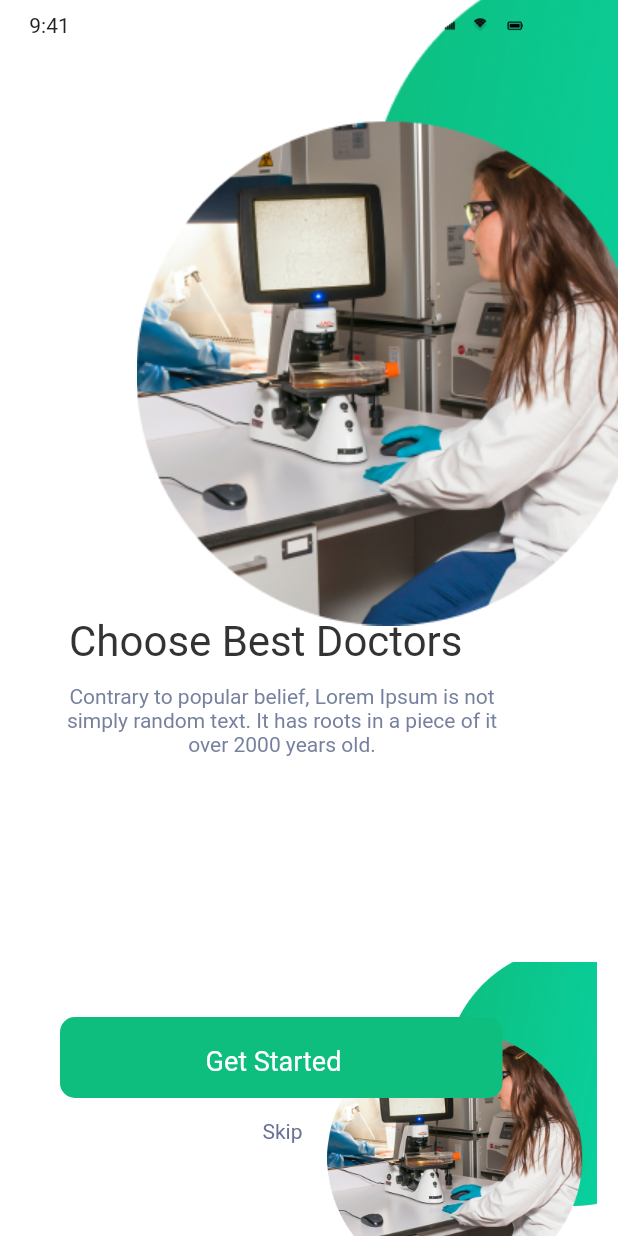
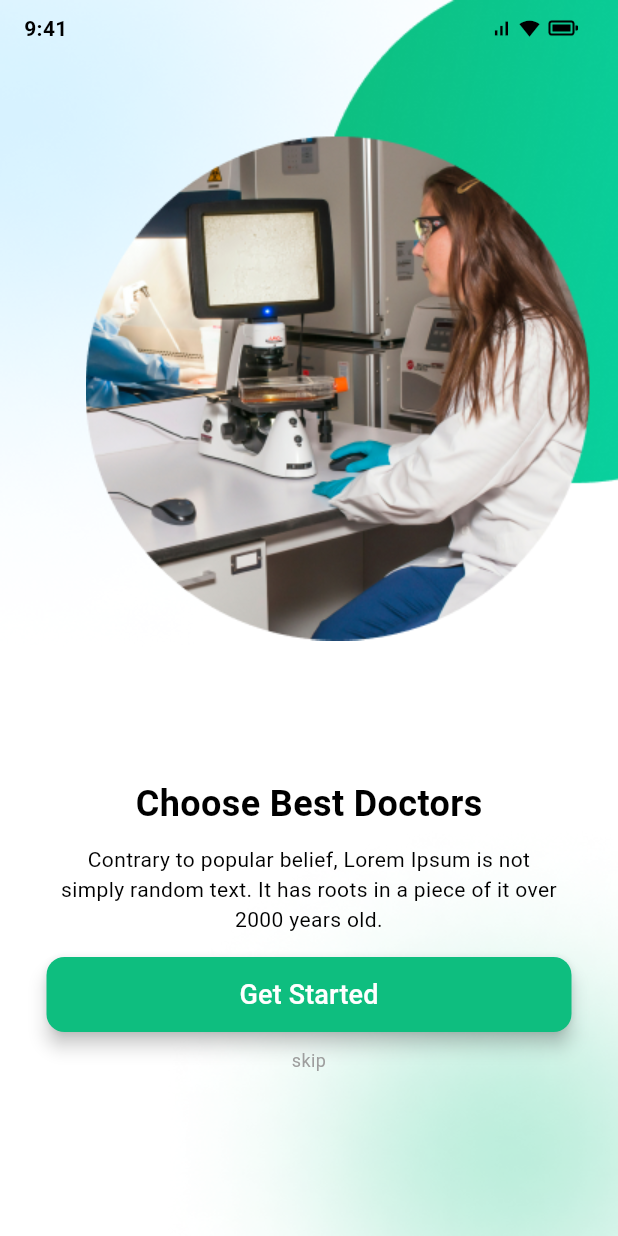
Before and after one commit to bangpaik/SLICING-UI, a Flutter app: the screen it shows after launch, after a tap on "Get Started", on a phone screen of 412 x 824 dp. Run offline on Flutter 3.47's test engine with Material 3 defaults, Android fonts, the phone set to English and light mode, and no system bars; Roboto replaces fonts that are missing (Rubik-Bold, Rubik-Medium, Rubik-Regular).

Commit message:
update fix

```diff
--- a/slicing_ui/lib/screen_pages/2on_boarding1.dart
+++ b/slicing_ui/lib/screen_pages/2on_boarding1.dart
@@ -73,25 +73,6 @@ class OnBoarding1 extends StatelessWidget {
                       ),
                     ),
 
-                    // Center(
-                    //   child: Padding(
-                    //     padding: const EdgeInsets.only(top: 280.0), // Menggeser ke bawah sebanyak 50.0 satuan
-                    //     child: Column(
-                    //       mainAxisAlignment: MainAxisAlignment.center,
-                    //       children: [
-                    //         Text(
-                    //           'Find Trusted Doctors',
-                    //           style: TextStyle(
-                    //             fontWeight: FontWeight.bold,
-                    //             fontSize: 24,
-                    //           ),
-                    //         ),
-                    //         SizedBox(height: 20), // Jarak antara teks sebelumnya dan teks baru
-                    //
-                    //       ],
-                    //     ),
-                    //   ),
-                    // ),
                     Container(
                       padding: EdgeInsets.symmetric(horizontal: 0.0), // Atur padding horizontal di sini
                       child: Column(
@@ -99,12 +80,12 @@ class OnBoarding1 extends StatelessWidget {
                         crossAxisAlignment: CrossAxisAlignment.center,
                         children: [
                           Padding(
-                            padding: const EdgeInsets.only(top: 360.0), // Tetapkan jarak top
+                            padding: const EdgeInsets.only(top: 410.0), // Tetapkan jarak top
                             child: Text(
                               'Find Trusted Doctors',
                               style: TextStyle(
                                 color: Colors.black,
-                                fontSize: 26,
+                                fontSize: 24,
                                 fontWeight: FontWeight.bold,
                               ),
                             ),
--- a/slicing_ui/lib/screen_pages/3on_boarding2.dart
+++ b/slicing_ui/lib/screen_pages/3on_boarding2.dart
@@ -1,197 +1,188 @@
+import 'package:flutter/cupertino.dart';
 import 'package:flutter/material.dart';
+import 'package:slicing_ui/screen_pages/3on_boarding2.dart';
 
-class OnBoarding2 extends StatefulWidget {
-  OnBoarding2({super.key});
+class OnBoarding2 extends StatelessWidget {
+  const OnBoarding2({Key? key}) : super(key: key);
 
   @override
-  State<StatefulWidget> createState() => _OnBoarding2();
-}
+  Widget build(BuildContext context) {
+    final Size screenSize = MediaQuery.of(context).size;
 
-class _OnBoarding2 extends State<OnBoarding2> {
-  @override
-  Widget build(BuildContext context) {
-    return Container(
-      color: Colors.white,
-      child: Container(
-        width: 375,
-        height: 812,
-        decoration: BoxDecoration(
-          color: const Color(0xffffffff),
-        ),
+    return Scaffold(
+      body: Container(
+        color: Colors.white,
+        width: screenSize.width,
+        height: screenSize.height,
         child: Stack(
           children: [
+            Container(
+              width: screenSize.width,
+              height: screenSize.height,
+              decoration: BoxDecoration(
+                image: DecorationImage(
+                  image: AssetImage('images/bg.png'),
+                  fit: BoxFit.fill,
+                ),
+              ),
+            ),
+
             Positioned(
-              left: 200,
-              width: 216,
-              top: 641,
-              height: 216,
-              child: Image.asset('images/imageBg_169568.png', width: 216, height: 216,),
-            ),
-            Positioned(
-              left: 40,
-              width: 295,
-              top: 678,
-              height: 91,
-              child: Container(
-                width: 295,
-                height: 91,
-                decoration: BoxDecoration(
-                  borderRadius: BorderRadius.circular(10),
-                ),
+              top: 0,
+              left: 0,
+              width: screenSize.width, // Mengatur lebar gambar
+              height: screenSize.height,
+              child: SafeArea(
                 child: Stack(
                   children: [
-                    Positioned(
-                      left: 135,
-                      top: 68,
-                      child: Text(
-                        'Skip',
-                        textAlign: TextAlign.center,
-                        style: TextStyle(decoration: TextDecoration.none, fontSize: 14, color: const Color(0xff677294), fontFamily: 'Rubik-Regular', fontWeight: FontWeight.normal),
-                        maxLines: 9999,
-                        overflow: TextOverflow.ellipsis,
+                    Align(
+                      alignment: Alignment.topRight,
+                      child: Image.asset(
+                        'images/imageBg_169568.png',
+                        fit: BoxFit.fill,
                       ),
                     ),
-                    Positioned(
-                      left: 0,
-                      width: 295,
-                      top: 0,
-                      height: 54,
-                      child: Container(
-                        width: 295,
-                        height: 54,
-                        decoration: BoxDecoration(
-                          borderRadius: BorderRadius.circular(10),
-                        ),
-                        child: Stack(
-                          children: [
-                            Positioned(
-                              left: 0,
-                              width: 295,
-                              top: 0,
-                              height: 54,
-                              child: Container(
-                                width: 295,
-                                height: 54,
-                                decoration: BoxDecoration(
-                                  color: const Color(0xff0ebe7f),
-                                  borderRadius: BorderRadius.circular(10),
+
+                    Container(
+                      padding: EdgeInsets.symmetric(horizontal: 0.0), // Atur padding horizontal di sini
+                      child: Column(
+                        mainAxisAlignment: MainAxisAlignment.center,
+                        crossAxisAlignment: CrossAxisAlignment.center,
+                        children: [
+                          Padding(
+                            padding: const EdgeInsets.only(top: 410.0), // Tetapkan jarak top
+                            child: Text(
+                              'Choose Best Doctors',
+                              style: TextStyle(
+                                color: Colors.black,
+                                fontSize: 24,
+                                fontWeight: FontWeight.bold,
+                              ),
+                            ),
+                          ),
+                          SizedBox(height: 10), // Tambahkan jarak antara kedua teks
+                          Padding(
+                            padding: EdgeInsets.symmetric(horizontal: 40.0, vertical: 0.0), // Sesuaikan padding horizontal di sini
+                            child: Padding(
+                              padding: EdgeInsets.only(right: 0), // Tetapkan jarak dari kanan
+                              child: Text(
+                                'Contrary to popular belief, Lorem Ipsum is not simply random text. It has roots in a piece of it over 2000 years old.',
+                                textAlign: TextAlign.center,
+                                style: TextStyle(
+                                  color: Colors.black,
+                                  fontSize: 14,
+
                                 ),
                               ),
                             ),
-                            Positioned(
-                              left: 97,
-                              width: 102,
-                              top: 19,
-                              height: 17,
-                              child: Text(
-                                'Get Started',
-                                textAlign: TextAlign.left,
-                                style: TextStyle(decoration: TextDecoration.none, fontSize: 18, color: const Color(0xffffffff), fontFamily: 'Rubik-Medium', fontWeight: FontWeight.normal),
-                                maxLines: 9999,
-                                overflow: TextOverflow.ellipsis,
+                          ),
+                          SizedBox(height: 15),
+                          Center(
+                            child: ElevatedButton(
+                              onPressed: () {
+
+                                Navigator.push(
+                                  context,
+                                  MaterialPageRoute(builder: (context) => OnBoarding2()),
+                                );
+
+                              },
+                              child: Text("Get Started",
+                                style: TextStyle(
+                                    fontSize: 18
+                                ),
+                              ),
+                              style: ElevatedButton.styleFrom(
+                                backgroundColor: Color.fromRGBO(14, 190, 127, 1),
+                                foregroundColor: Colors.white,
+                                // Warna tqeks pada button
+                                minimumSize: Size(350, 50),
+                                shape: RoundedRectangleBorder(
+                                  borderRadius:
+                                  BorderRadius.circular(12), // Radius button
+                                ),
+                                elevation: 5,
                               ),
                             ),
-                          ],
-                        ),
+
+                          ),
+                          SizedBox(height: 10), // Tambahkan jarak antara kedua teks
+                          Padding(
+                            padding: EdgeInsets.symmetric(horizontal: 40.0, vertical: 0.0), // Sesuaikan padding horizontal di sini
+                            child: Padding(
+                              padding: EdgeInsets.only(right: 0), // Tetapkan jarak dari kanan
+                              child: Text(
+                                'skip',
+                                textAlign: TextAlign.center,
+                                style: TextStyle(
+                                  color: Colors.grey,
+                                  fontSize: 12,
+
+                                ),
+                              ),
+                            ),
+                          ),
+                        ],
                       ),
                     ),
+
                   ],
+
                 ),
               ),
             ),
             Positioned(
-              left: 36,
-              width: 304,
-              top: 411,
-              height: 115,
-              child: Stack(
-                children: [
-                  Positioned(
-                    left: 10,
-                    top: 0,
-                    child: Text(
-                      'Choose Best Doctors',
-                      textAlign: TextAlign.center,
-                      style: TextStyle(decoration: TextDecoration.none, fontSize: 28, color: const Color(0xff333333), fontFamily: 'Rubik-Medium', fontWeight: FontWeight.normal),
-                      maxLines: 9999,
-                      overflow: TextOverflow.ellipsis,
-                    ),
+              top: 9,
+              left: 0,
+              right: 11,
+              child: SafeArea(
+                child: Padding(
+                  padding: const EdgeInsets.symmetric(horizontal: 16.0),
+                  child: Row(
+                    mainAxisAlignment: MainAxisAlignment.end,
+                    children: [
+                      Icon(
+                        Icons.signal_cellular_alt,
+                        color: Colors.black,
+                        size: 14,
+                      ),
+                      SizedBox(width: 5),
+                      Icon(
+                        Icons.signal_wifi_4_bar,
+                        color: Colors.black,
+                        size: 14,
+                      ),
+                      SizedBox(width: 5),
+                      Image.asset(
+                        "images/battery.png",
+                        width: 20,
+                      ),
+                    ],
                   ),
-                  Positioned(
-                    left: 0,
-                    width: 304,
-                    top: 45,
-                    height: 70,
-                    child: Text(
-                      'Contrary to popular belief, Lorem Ipsum is not simply random text. It has roots in a piece of it over 2000 years old.',
-                      textAlign: TextAlign.center,
-                      style: TextStyle(decoration: TextDecoration.none, fontSize: 14, color: const Color(0xe5677294), fontFamily: 'Rubik-Regular', fontWeight: FontWeight.normal),
-                      maxLines: 9999,
-                      overflow: TextOverflow.ellipsis,
-                    ),
-                  ),
-                ],
+                ),
               ),
             ),
             Positioned(
-              left: 20,
-              width: 497,
-              top: -20,
-              height: 447,
-              child: Image.asset('images/imageBg_169568.png', width: 497, height: 447,),
-            ),
-            Positioned(
-              left: 6,
-              width: 349,
               top: 9,
-              height: 18,
-              child: Stack(
-                children: [
-                  Positioned(
-                    left: 0,
-                    width: 349,
-                    top: 0,
-                    height: 18,
-                    child: Stack(
-                      children: [
-                        Positioned(
-                          left: 0,
-                          width: 54,
-                          top: 0,
-                          height: 18,
-                          child: Text(
-                            '9:41',
-                            textAlign: TextAlign.center,
-                            style: TextStyle(decoration: TextDecoration.none, fontSize: 14, color: const Color(0xff222222), fontFamily: 'Rubik-Bold', fontWeight: FontWeight.normal),
-                            maxLines: 9999,
-                            overflow: TextOverflow.ellipsis,
-                          ),
+              left: 0,
+              right: 0,
+              child: SafeArea(
+                child: Padding(
+                  padding: const EdgeInsets.symmetric(horizontal: 16.0),
+                  child: Row(
+                    mainAxisAlignment: MainAxisAlignment.spaceBetween,
+                    children: [
+                      Text(
+                        '9:41',
+                        style: TextStyle(
+                          color: Colors.black,
+                          fontSize: 14.0,
+                          fontWeight: FontWeight.bold,
                         ),
-                        Positioned(
-                          left: 326.008,
-                          width: 22.992,
-                          top: 2.956,
-                          height: 10.711,
-                          child: Image.asset('images/battery.png', width: 22.992, height: 10.711,),
-                        ),
-                        Positioned(
-                          right: 27.717000000000027,
-                          width: 14.491,
-                          top: 2.953,
-                          height: 10.396,
-                          child: Image.asset('images/imageWifi_3117.png', width: 14.491, height: 10.396,),
-                        ),
-                        Positioned(
-                          right: 46.934,
-                          width: 16.066,
-                          top: 3.271,
-                          height: 10.081,
-                          child: Image.asset('images/signal.png', width: 16.066, height: 10.081,),
-                        ),
-                      ],
-                    ),
+                      ),
+                    ],
                   ),
-                ],
+                ),
               ),
             ),
           ],
--- a/slicing_ui/pubspec.yaml
+++ b/slicing_ui/pubspec.yaml
@@ -66,6 +66,7 @@ flutter:
     - images/fb.png
     - images/google.png
     - images/on_board_01.png
+    - images/imageBg_169568.png
 
   # An image asset can refer to one or more resolution-specific "variants", see
   # https://flutter.dev/assets-and-images/#resolution-aware
```
Also changed, not shown: slicing_ui/lib/screen_pages/4on_boarding3.dart (+152 -121 lines).
